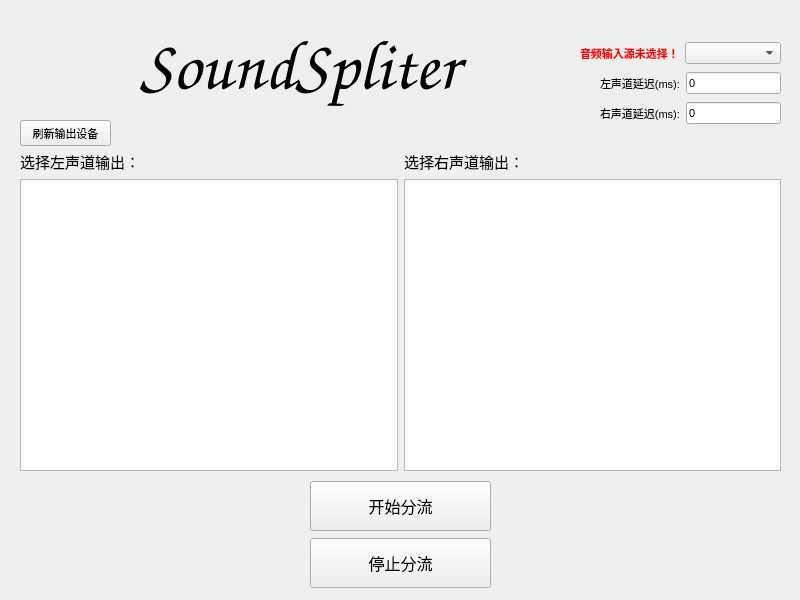
Old version of the form src/ss/integration/app/ui/main_window.ui in the repository handsome-Druid/SoundSpliter.
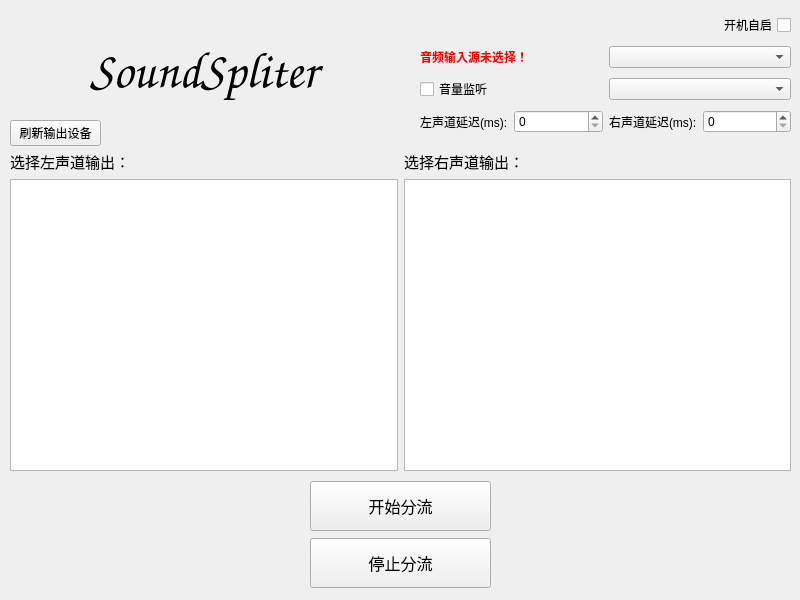
New version of the form. Icons and pictures are not drawn. Custom widgets are drawn as their Qt base class.

Commit message:
feat(ui): update main window layout and add audio input/output combo boxes
- Set minimum and maximum size for the main window.
- Adjusted positions and sizes of various UI elements for better layout.
- Added new `AudioInputComboBox` and `AudioOutputComboBox` widgets to handle audio device selection.
- Removed unused layout widgets and labels to streamline the UI.
- Updated dependencies in `di.py` to include new audio handling classes.
- Removed outdated test file `test_split.py` as it is no longer relevant.
- Updated `uv.lock` to include new dependencies and versions.

Patch:
```diff
--- a/src/ss/integration/app/ui/main_window.ui
+++ b/src/ss/integration/app/ui/main_window.ui
@@ -10,6 +10,18 @@
     <height>600</height>
    </rect>
   </property>
+  <property name="minimumSize">
+   <size>
+    <width>800</width>
+    <height>600</height>
+   </size>
+  </property>
+  <property name="maximumSize">
+   <size>
+    <width>800</width>
+    <height>600</height>
+   </size>
+  </property>
   <property name="windowTitle">
    <string>SoundSpliter</string>
   </property>
@@ -17,17 +29,14 @@
    <iconset resource="../resources/resources.qrc">
     <normaloff>:/image/icon</normaloff>:/image/icon</iconset>
   </property>
-  <property name="styleSheet">
-   <string notr="true">font-size: 11px</string>
-  </property>
   <widget class="QWidget" name="centralwidget">
    <widget class="QLabel" name="iconLabel">
     <property name="geometry">
      <rect>
       <x>10</x>
-      <y>0</y>
-      <width>131</width>
-      <height>131</height>
+      <y>30</y>
+      <width>81</width>
+      <height>91</height>
      </rect>
     </property>
     <property name="text">
@@ -46,10 +55,10 @@
    <widget class="QLabel" name="label">
     <property name="geometry">
      <rect>
-      <x>140</x>
-      <y>0</y>
-      <width>431</width>
-      <height>131</height>
+      <x>90</x>
+      <y>40</y>
+      <width>311</width>
+      <height>61</height>
      </rect>
     </property>
     <property name="font">
@@ -60,83 +69,12 @@
      </font>
     </property>
     <property name="styleSheet">
-     <string notr="true">font-size: 70px</string>
+     <string notr="true">font-size: 50px</string>
     </property>
     <property name="text">
      <string>SoundSpliter</string>
     </property>
    </widget>
-   <widget class="QWidget" name="layoutWidget">
-    <property name="geometry">
-     <rect>
-      <x>600</x>
-      <y>70</y>
-      <width>181</width>
-      <height>56</height>
-     </rect>
-    </property>
-    <layout class="QGridLayout" name="gridLayout">
-     <item row="0" column="0">
-      <widget class="QLabel" name="leftLatencyLabel">
-       <property name="text">
-        <string>左声道延迟(ms):</string>
-       </property>
-      </widget>
-     </item>
-     <item row="0" column="1">
-      <widget class="QLineEdit" name="leftLineEdit">
-       <property name="text">
-        <string>0</string>
-       </property>
-      </widget>
-     </item>
-     <item row="1" column="0">
-      <widget class="QLabel" name="rightLatencyLabel">
-       <property name="text">
-        <string>右声道延迟(ms):</string>
-       </property>
-      </widget>
-     </item>
-     <item row="1" column="1">
-      <widget class="QLineEdit" name="rightLineEdit">
-       <property name="text">
-        <string>0</string>
-       </property>
-      </widget>
-     </item>
-    </layout>
-   </widget>
-   <widget class="QWidget" name="layoutWidget">
-    <property name="geometry">
-     <rect>
-      <x>580</x>
-      <y>40</y>
-      <width>201</width>
-      <height>26</height>
-     </rect>
-    </property>
-    <layout class="QHBoxLayout" name="horizontalLayout">
-     <item>
-      <widget class="QLabel" name="sourceLabel">
-       <property name="font">
-        <font>
-         <pointsize>-1</pointsize>
-         <bold>true</bold>
-        </font>
-       </property>
-       <property name="styleSheet">
-        <string notr="true">color: rgb(255, 0, 0)</string>
-       </property>
-       <property name="text">
-        <string>音频输入源未选择！</string>
-       </property>
-      </widget>
-     </item>
-     <item>
-      <widget class="ComboBox" name="comboBox"/>
-     </item>
-    </layout>
-   </widget>
    <widget class="QWidget" name="layoutWidget">
     <property name="geometry">
      <rect>
@@ -184,9 +122,9 @@
    <widget class="QWidget" name="layoutWidget">
     <property name="geometry">
      <rect>
-      <x>20</x>
+      <x>10</x>
       <y>150</y>
-      <width>761</width>
+      <width>781</width>
       <height>321</height>
      </rect>
     </property>
@@ -230,7 +168,7 @@
    <widget class="QPushButton" name="refreshPushButton">
     <property name="geometry">
      <rect>
-      <x>20</x>
+      <x>10</x>
       <y>120</y>
       <width>91</width>
       <height>26</height>
@@ -240,6 +178,102 @@
      <string>刷新输出设备</string>
     </property>
    </widget>
+   <widget class="QWidget" name="layoutWidget">
+    <property name="geometry">
+     <rect>
+      <x>420</x>
+      <y>10</y>
+      <width>371</width>
+      <height>127</height>
+     </rect>
+    </property>
+    <layout class="QVBoxLayout" name="verticalLayout_3">
+     <item>
+      <widget class="QCheckBox" name="startupCheckBox">
+       <property name="layoutDirection">
+        <enum>Qt::LayoutDirection::RightToLeft</enum>
+       </property>
+       <property name="text">
+        <string>开机自启</string>
+       </property>
+      </widget>
+     </item>
+     <item>
+      <layout class="QHBoxLayout" name="horizontalLayout">
+       <item>
+        <widget class="QLabel" name="sourceLabel">
+         <property name="font">
+          <font>
+           <bold>true</bold>
+          </font>
+         </property>
+         <property name="styleSheet">
+          <string notr="true">color: rgb(255, 0, 0)</string>
+         </property>
+         <property name="text">
+          <string>音频输入源未选择！</string>
+         </property>
+        </widget>
+       </item>
+       <item>
+        <widget class="AudioInputComboBox" name="audioInputComboBox"/>
+       </item>
+      </layout>
+     </item>
+     <item>
+      <layout class="QHBoxLayout" name="horizontalLayout_4">
+       <item>
+        <widget class="QCheckBox" name="audioCheckBox">
+         <property name="text">
+          <string>音量监听</string>
+         </property>
+        </widget>
+       </item>
+       <item>
+        <widget class="AudioOutputComboBox" name="audioOutputComboBox"/>
+       </item>
+      </layout>
+     </item>
+     <item>
+      <layout class="QHBoxLayout" name="horizontalLayout_5">
+       <item>
+        <widget class="QLabel" name="leftLatencyLabel">
+         <property name="text">
+          <string>左声道延迟(ms):</string>
+         </property>
+        </widget>
+       </item>
+       <item>
+        <widget class="QSpinBox" name="leftSpinBox">
+         <property name="maximum">
+          <number>999999</number>
+         </property>
+         <property name="singleStep">
+          <number>10</number>
+         </property>
+        </widget>
+       </item>
+       <item>
+        <widget class="QLabel" name="rightLatencyLabel">
+         <property name="text">
+          <string>右声道延迟(ms):</string>
+         </property>
+        </widget>
+       </item>
+       <item>
+        <widget class="QSpinBox" name="rightSpinBox">
+         <property name="maximum">
+          <number>999999</number>
+         </property>
+         <property name="singleStep">
+          <number>10</number>
+         </property>
+        </widget>
+       </item>
+      </layout>
+     </item>
+    </layout>
+   </widget>
   </widget>
   <action name="action">
    <property name="text">
@@ -249,9 +283,14 @@
  </widget>
  <customwidgets>
   <customwidget>
-   <class>ComboBox</class>
+   <class>AudioInputComboBox</class>
    <extends>QComboBox</extends>
-   <header>ss.integration.app.widgets.combo_box</header>
+   <header>ss.integration.app.widgets.audio_input_combo_box</header>
+  </customwidget>
+  <customwidget>
+   <class>AudioOutputComboBox</class>
+   <extends>QComboBox</extends>
+   <header>ss.integration.app.widgets.audio_output_combo_box</header>
   </customwidget>
  </customwidgets>
  <resources>
```
The commit also changes 15 other files.
